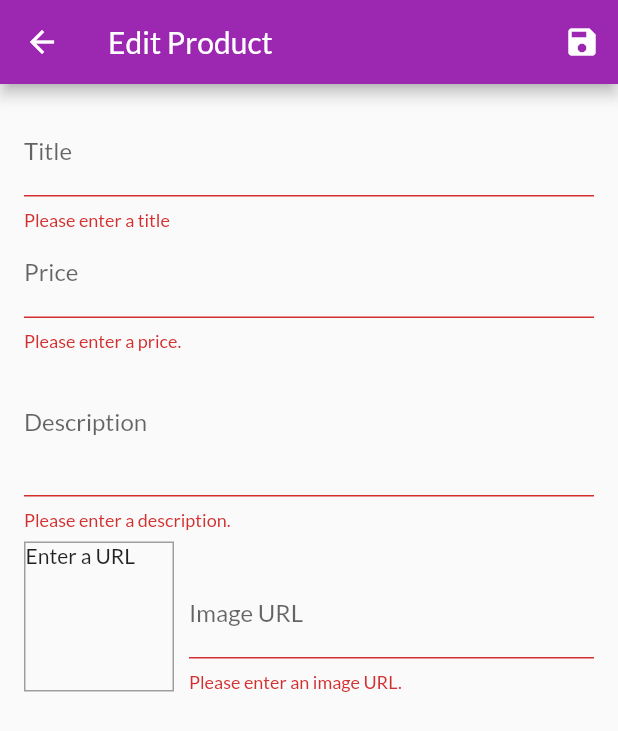
After one commit to omramin/shop_app, a Flutter app: the EditProductScreen screen opened by its route, after a tap on the "save" icon, on a phone screen of 412 x 824 dp. The commit adds this screen. Shown: the top 731 px of the screen. Run offline on Flutter 3.47's test engine with Material 2 defaults, Android fonts, the phone set to English and light mode, and no system bars; network calls fail.

Commit message:
add manage product section

```diff
--- a/lib/main.dart
+++ b/lib/main.dart
@@ -2,6 +2,8 @@ import 'package:flutter/material.dart';
 import 'package:my_shop/screens/orders_screen.dart';
 import 'package:provider/provider.dart';
 
+import './screens/edit_product_screen.dart';
+import './screens/user_products_screen.dart';
 import './screens/cart_screen.dart';
 import './screens/products_overview_screen.dart';
 import './screens/product_detail_screen.dart';
@@ -55,6 +57,8 @@ class MyApp extends StatelessWidget {
             ProductDetailScreen.routeName: (ctx) => ProductDetailScreen(),
             CartScreen.routeName: (ctx) => CartScreen(),
             OrdersScreen.routeName: (ctx) => OrdersScreen(),
+            UserProductsScreen.routeName: (ctx) => UserProductsScreen(),
+            EditProductScreen.routeName: (ctx) => EditProductScreen(),
           }),
     );
   }
--- a/lib/providers/products.dart
+++ b/lib/providers/products.dart
@@ -87,10 +87,42 @@ class Products with ChangeNotifier {
     notifyListeners();
   }
   */
-  void addProducts() {
-    // _items.add(value);
+
+  //
+  void addProducts(Product product) {
+    final newProduct = Product(
+      title: product.title,
+      description: product.description,
+      price: product.price,
+      imageUrl: product.imageUrl,
+      // to have a unique ID for now
+      id: DateTime.now().toString(),
+    );
+    // add it to our _items
+    _items.add(newProduct);
+    // Alternatively: to add it at the beginning of the list
+    // _items.insert(0, newProduct); // at the start of the list
 
     // to tell all (the listeners/ the interested widgets) about new data changings
     notifyListeners();
   }
+
+  // Removing a product
+  void deleteProduct(String id) {
+    // execute a FN on every product there
+    // and if it returns true, it's a product that should be removed.
+    //and we will return true if the ID of the product we're looking at in our list of products is equal to the ID we're getting here as an argument
+    _items.removeWhere((prod) => prod.id == id);
+    notifyListeners();
+  }
+
+  void updateProduct(String id, Product newProduct) {
+    final prodIndex = _items.indexWhere((prod) => prod.id == id);
+    if (prodIndex >= 0) {
+      _items[prodIndex] = newProduct;
+      notifyListeners();
+    } else {
+      print('...');
+    }
+  }
 }
--- /dev/null
+++ b/lib/screens/edit_product_screen.dart
@@ -0,0 +1,349 @@
+// To add a new product & editing an existing product
+import 'package:flutter/material.dart';
+import 'package:provider/provider.dart';
+
+import '../providers/product.dart';
+import '../providers/products.dart';
+
+class EditProductScreen extends StatefulWidget {
+  static const routeName = '/edit-product';
+  @override
+  _EditProductScreenState createState() => _EditProductScreenState();
+}
+
+class _EditProductScreenState extends State<EditProductScreen> {
+  // to have the transition from one field to another when you click the next btn on the keyboard, we do that with the help of [FocusNode]
+  // we assign it to a text input widget
+  final _priceFocusNode = FocusNode();
+  // to track our focus state <whether that's focused or not>
+  final _descriptionFocusNode = FocusNode();
+  // you should also dispose it
+  final _imageUrlController = TextEditingController();
+  // to setup a listener when loses focus
+  final _imageUrlFocusNode = FocusNode();
+  // To hold our global key | global key is a generic type, which you can specify which data you'll refer to! | in our case [FromState]
+  // GlobalKey allows us to interact with the state behind the form widget. by assigning this property to the form to establish that connection
+  final _form = GlobalKey<FormState>();
+  /* To store the values extracted from the FORM fields  ##[SAVING-FORM]##
+    - It's an empty product! an Object. | we use it to update it's values when [_saveForm] is executed
+  */
+  var _editedProduct = Product(
+    id: null,
+    title: '',
+    price: 0,
+    description: '',
+    imageUrl: '',
+  );
+
+  // to initialize all the form inputs with some default values
+  var _initValues = {
+    'title': '',
+    'description': '',
+    'price': '',
+    'imageUrl': '',
+  };
+
+  // to make sure that I don't run this too often
+  var _isInit = true;
+
+/*=-=-=-=-=-=-=-=-=-=-=-=-=-=-=-=-=-=-=-=-=-=-=-=-=-=-=-=-=-=-=-=-=-=-=-=-=-=-=-=-=-=-=-=-=-=-=-=-=-=-=-=-=-=-=-=-*/
+
+  // setting up our own listener to the [_imageUrlFocusNode], it keeps track of whether that's focused or not
+  @override
+  void initState() {
+    // we point at a FN here that should be executed whenever the focus changes
+    _imageUrlFocusNode.addListener(_updateImageUrl);
+    super.initState();
+  }
+
+  // RUNS BEFORE THE BUILD IS EXECUTED
+  @override
+  void didChangeDependencies() {
+    if (_isInit) {
+      final productId = ModalRoute.of(context).settings.arguments as String;
+      // to check out if we do have a product or not
+      if (productId != null) {
+        _editedProduct =
+            Provider.of<Products>(context, listen: false).findById(productId);
+        _initValues = {
+          'title': _editedProduct.title,
+          'description': _editedProduct.description,
+          'price': _editedProduct.price.toString(),
+          // 'imageUrl': _editedProduct.imageUrl,
+          'imageUrl': '',
+        };
+        _imageUrlController.text = _editedProduct.imageUrl;
+      }
+    }
+    // didChangeDependencies will run multiple times, so we will make [_isInit] false to make sure it will not run again
+    // So that for future executions of didChangeDependencies, we don't reinitialize our form.
+    _isInit = false;
+    super.didChangeDependencies();
+  }
+
+  // to Update the UI
+  void _updateImageUrl() {
+    // if we're not having focus anymore | if we lost focus then we want to update the UI and use the latest state stored  in the [_imageUrlController]
+    if (!_imageUrlFocusNode.hasFocus) {
+      if ((!_imageUrlController.text.startsWith('http') &&
+              !_imageUrlController.text.startsWith('https')) ||
+          (!_imageUrlController.text.endsWith('.png') &&
+              !_imageUrlController.text.endsWith('.jpg') &&
+              !_imageUrlController.text.endsWith('.jpeg'))) {
+        return;
+      }
+      // rebuilding the screen to reflect the _imageUrlController updated value
+      setState(() {});
+    }
+  }
+
+  /* Submitting the form:
+   - how to interact with the FORM widget from inside this method? how to get a direct access to the form widget?
+   - You can use a global key [We use keys when we need to interact with a widget from inside our code]
+  */
+  void _saveForm() {
+    // [_form.currentState.validate()] will erturn TRUE if there is no error. And will return false if at least one validator returns a string and hence it has an error
+    final isValid = _form.currentState.validate();
+    if (!isValid) {
+      // to cancel the FN execution
+      return;
+    }
+    /* save is method provided by the state object of the form widget, and it trigger a method for every form field wich allow you to
+      take the value entered into the text from field
+    */
+    _form.currentState.save();
+    // print(_editedProduct.title);
+    // print(_editedProduct.description);
+    // print(_editedProduct.price);
+    // print(_editedProduct.imageUrl);
+
+    /* checking if the _editedProduct has an ID
+     * This ID is only set if we loaded a product
+     * If it not equal to null then we updating an existing product
+     */
+    if (_editedProduct.id != null) {
+      Provider.of<Products>(context, listen: false)
+          .updateProduct(_editedProduct.id, _editedProduct);
+    } else {
+      Provider.of<Products>(context, listen: false).addProducts(_editedProduct);
+    }
+    Navigator.of(context).pop();
+
+    // _editedProduct contains all the data we're gathering
+    Provider.of<Products>(context, listen: false).addProducts(_editedProduct);
+  }
+
+  // You have to Dispose FocusNode variables to make sure they won't stick around in memory and could lead to memory leak
+  // TO AVOID MEMORY LEAKS !!
+  @override
+  void dispose() {
+    /* We also have to clear that listener when we dispose of that state, otherwise the listener keeps on living in memory
+       even though the page is not presented anymore ==> causes memory leak
+    */
+    // to remove the listener
+    _imageUrlFocusNode.removeListener(_updateImageUrl);
+    _priceFocusNode.dispose();
+    _descriptionFocusNode.dispose();
+    _imageUrlController.dispose();
+    _imageUrlFocusNode.dispose();
+
+    super.dispose();
+  }
+
+/*=-=-=-=-==-=-=-=-=-=-=-=-=-=-=-=--=- Building the FORM -=-=-=-=-=-=-=-=-=-=-=-==-=-=-=-=-=-=-=-=*/
+  @override
+  Widget build(BuildContext context) {
+    return Scaffold(
+      appBar: AppBar(
+        title: Text('Edit Product'),
+        actions: <Widget>[
+          IconButton(
+            icon: Icon(Icons.save),
+            onPressed: _saveForm,
+          ),
+        ],
+      ),
+      body: Padding(
+        padding: const EdgeInsets.all(16.0),
+        child: Form(
+          // creating the connection
+          key: _form,
+          // to build a scrollable list of input elements | ListView is automatically scrollable
+          child: ListView(
+            children: <Widget>[
+              TextFormField(
+                initialValue: _initValues['title'],
+                // gives you a lot of configuration options to change the appearance
+                decoration: InputDecoration(
+                  // The hint text that shown above the input
+                  labelText: 'Title',
+                ),
+                // To control what the bottom right button in the soft keyboard will show, i.e: checkmark, or a done or a next icon
+                // to move to the next input field
+                textInputAction: TextInputAction.next,
+                // fired whenever the next btn on the keyboard is pressed | we're not interested in the value so we used ' _ '
+                onFieldSubmitted: (_) {
+                  // using the focusNode to move the focus to the second input field
+                  FocusScope.of(context).requestFocus(_priceFocusNode);
+                },
+                onSaved: (value) {
+                  // Creating a product which takes all the old values of the existing added product and overrides the one value for which this text form field was responsible
+                  _editedProduct = Product(
+                      title: value,
+                      price: _editedProduct.price,
+                      description: _editedProduct.description,
+                      imageUrl: _editedProduct.imageUrl,
+                      id: _editedProduct.id,
+                      isFavorite: _editedProduct.isFavorite);
+                },
+                /** Validator
+                 * Takes the entered value and returns a String.
+                 * Executed #1 when you call a specific validate method ---> [the default]
+                 *  #2 When you set autovalidate to TRUE, then it will validate on every keystrok
+                */
+                validator: (value) {
+                  if (value.isEmpty) {
+                    return 'Please enter a title';
+                  }
+                  // there's no error, the input is correct
+                  return null;
+                },
+              ),
+              TextFormField(
+                initialValue: _initValues['price'],
+                decoration: InputDecoration(labelText: 'Price'),
+                textInputAction: TextInputAction.next,
+                keyboardType: TextInputType.number,
+                focusNode: _priceFocusNode,
+                validator: (value) {
+                  if (value.isEmpty) {
+                    return 'Please enter a price.';
+                  }
+                  // -Checking if the user entered a valid number.| -tryParse return a null if it fails
+                  if (double.tryParse(value) == null) {
+                    return 'Please enter a valid number.';
+                  }
+                  // a valid price should be above Zero
+                  if (double.parse(value) <= 0) {
+                    return 'Please enter a number greater than zero.';
+                  }
+                  // then we have a valid number
+                  return null;
+                },
+                onSaved: (value) {
+                  _editedProduct = Product(
+                      title: _editedProduct.title,
+                      price: double.parse(value),
+                      description: _editedProduct.description,
+                      imageUrl: _editedProduct.imageUrl,
+                      id: _editedProduct.id,
+                      isFavorite: _editedProduct.isFavorite);
+                },
+              ),
+              TextFormField(
+                initialValue: _initValues['description'],
+                decoration: InputDecoration(labelText: 'Description'),
+                // to make suited for a longer inputs
+                maxLines: 3,
+                // to make the keyboard gives us an Enter sympol on the bottom right corner of the soft keyboard
+                keyboardType: TextInputType.multiline,
+                focusNode: _descriptionFocusNode,
+                validator: (value) {
+                  if (value.isEmpty) {
+                    return 'Please enter a description.';
+                  }
+                  if (value.length < 5) {
+                    return 'Should be at least 5 characters long.';
+                  }
+                  return null;
+                },
+                onSaved: (value) {
+                  _editedProduct = Product(
+                      title: _editedProduct.title,
+                      price: _editedProduct.price,
+                      description: value,
+                      imageUrl: _editedProduct.imageUrl,
+                      id: _editedProduct.id,
+                      isFavorite: _editedProduct.isFavorite);
+                },
+              ),
+              //
+              Row(
+                crossAxisAlignment: CrossAxisAlignment.end,
+                children: <Widget>[
+                  // To preview the image
+                  Container(
+                    width: 100,
+                    height: 100,
+                    margin: EdgeInsets.only(
+                      top: 8,
+                      right: 10,
+                    ),
+                    decoration: BoxDecoration(
+                      border: Border.all(
+                        width: 1,
+                        color: Colors.grey,
+                      ),
+                    ),
+                    // Checking if the imgUrlController is empty ! => to return either the img or an alert
+                    child: _imageUrlController.text.isEmpty
+                        ? Text('Enter a URL')
+                        : FittedBox(
+                            child: Image.network(
+                              _imageUrlController.text,
+                              fit: BoxFit.cover,
+                            ),
+                          ),
+                  ),
+                  // coz the TextFormField takes as much width as it can get
+                  Expanded(
+                    child: TextFormField(
+                      // initialValue: _initValues['imageUrl'],  =====> If you have a controller YOU CAN'T SETUP an INITIAL VALUE
+                      decoration: InputDecoration(labelText: 'Image URL'),
+                      keyboardType: TextInputType.url,
+                      textInputAction: TextInputAction.done,
+                      // coz we want to access the image URL before the form is submitted
+                      controller: _imageUrlController,
+                      // we use it when the user unselect it
+                      focusNode: _imageUrlFocusNode,
+                      // onFieldSubmitted expects a FN that takes a string value
+                      // we don't care about the value | Triggered when the done button is pressed on the soft keyboard
+                      onFieldSubmitted: (_) {
+                        // To execute the FN when the DONE btn is pressed
+                        _saveForm();
+                      },
+                      validator: (value) {
+                        if (value.isEmpty) {
+                          return 'Please enter an image URL.';
+                        }
+                        if (!value.startsWith('http') &&
+                            !value.startsWith('https')) {
+                          return 'Please enter a valid URL.';
+                        }
+                        if (!value.endsWith('.png') &&
+                            !value.endsWith('.jpg') &&
+                            !value.endsWith('.jpeg')) {
+                          return 'Please enter a valid image URL.';
+                        }
+                        return null;
+                      },
+                      onSaved: (value) {
+                        _editedProduct = Product(
+                            title: _editedProduct.title,
+                            price: _editedProduct.price,
+                            description: _editedProduct.description,
+                            imageUrl: value,
+                            id: _editedProduct.id,
+                            isFavorite: _editedProduct.isFavorite);
+                      },
+                    ),
+                  ),
+                ],
+              ),
+            ],
+          ),
+        ),
+      ),
+    );
+  }
+}
--- a/lib/widgets/app_drawer.dart
+++ b/lib/widgets/app_drawer.dart
@@ -1,6 +1,8 @@
 import 'package:flutter/material.dart';
+import 'package:my_shop/screens/user_products_screen.dart';
 
 import '../screens/orders_screen.dart';
+import '../screens/user_products_screen.dart';
 
 class AppDrawer extends StatelessWidget {
   @override
@@ -32,6 +34,15 @@ class AppDrawer extends StatelessWidget {
                   .pushReplacementNamed(OrdersScreen.routeName);
             },
           ),
+          Divider(),
+          ListTile(
+            leading: Icon(Icons.edit),
+            title: Text('Manage Products'),
+            onTap: () {
+              Navigator.of(context)
+                  .pushReplacementNamed(UserProductsScreen.routeName);
+            },
+          ),
         ],
       ),
     );
```
Also changed, not shown: lib/providers/cart.dart (+21 -0 lines), lib/screens/user_products_screen.dart (added, +55 -0 lines), lib/widgets/cart_item.dart (+37 -0 lines), lib/widgets/product_item.dart (+22 -3 lines), lib/widgets/user_product_item.dart (added, +55 -0 lines).
